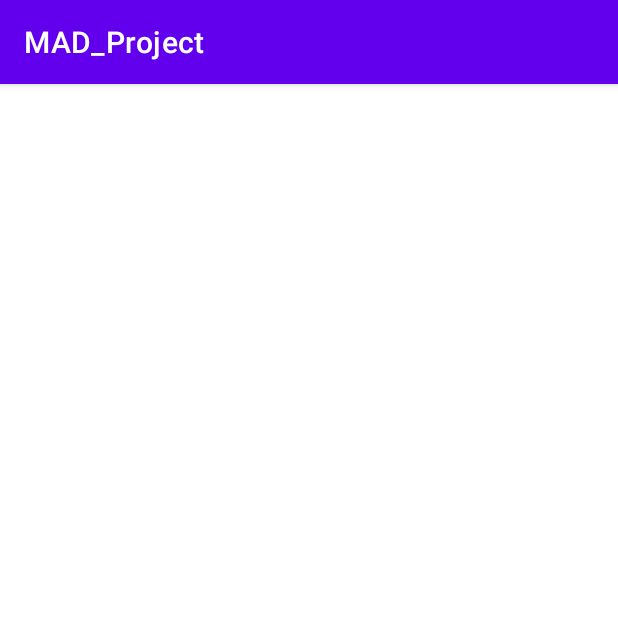
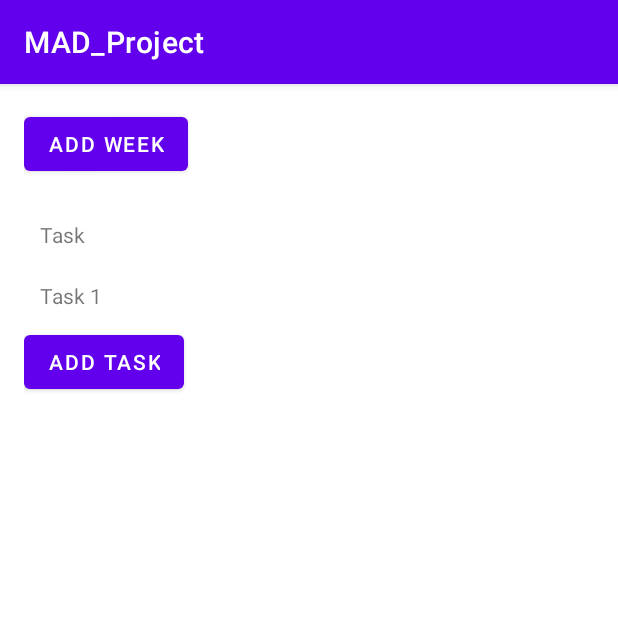
Before and after one commit to ChuangJunHan/MAD_Project, an Android app: the MainActivity screen opened directly, with no data from a screen before it, on a phone screen of 412 x 824 dp, the top half of it. Run offline under Robolectric (Android 15) with nearby library versions, the light colour scheme and no system bars.

Commit message:
the code is in mainactivity and activity_main.xml

```diff
--- a/app/src/main/java/com/sp/mad_project/MainActivity.java
+++ b/app/src/main/java/com/sp/mad_project/MainActivity.java
@@ -1,14 +1,131 @@
 package com.sp.mad_project;
+
+import android.graphics.Color;
+import android.os.Bundle;
+import android.view.View;
+import android.widget.Button;
+import android.widget.TableLayout;
+import android.widget.TableRow;
+import android.widget.TextView;
 
 import androidx.appcompat.app.AppCompatActivity;
 
-import android.os.Bundle;
+public class MainActivity extends AppCompatActivity {
 
-public class MainActivity extends AppCompatActivity {
+    private TableLayout ganttTable;
+    private int weekCount = 0; // Number of weeks
+    private int taskCount = 0; // Number of tasks
 
     @Override
     protected void onCreate(Bundle savedInstanceState) {
         super.onCreate(savedInstanceState);
         setContentView(R.layout.activity_main);
+
+        ganttTable = findViewById(R.id.ganttTable);
+        Button btnAddWeek = findViewById(R.id.btnAddWeek);
+        Button btnAddTask = findViewById(R.id.btnAddTask);
+
+
+        // Add header row initially
+        addHeaderRow();
+
+        // Add a sample task row
+        addTaskRow("Task 1");
+
+        // Button to add weeks dynamically
+        btnAddWeek.setOnClickListener(new View.OnClickListener() {
+            @Override
+            public void onClick(View v) {
+                addWeek();
+            }
+        });
+
+        btnAddTask.setOnClickListener(new View.OnClickListener() {
+            @Override
+            public void onClick(View v) {
+                addTaskRow("Task " + (taskCount + 1)); // Add a new task with an incremented task number
+            }
+        });
+    }
+
+    // Adds the header row (Task | Week 1 | Week 2 | ...)
+    private void addHeaderRow() {
+        TableRow headerRow = new TableRow(this);
+
+        // "Task" column
+        TextView taskHeader = new TextView(this);
+        taskHeader.setText("Task");
+        taskHeader.setPadding(16, 16, 16, 16);
+        headerRow.addView(taskHeader);
+
+        ganttTable.addView(headerRow);
+    }
+
+    // Adds a new column for a week
+    private void addWeek() {
+        weekCount++;
+
+        // Update header row with a new week column
+        TableRow headerRow = (TableRow) ganttTable.getChildAt(0);
+        TextView weekHeader = new TextView(this);
+        weekHeader.setText("Week " + weekCount);
+        weekHeader.setPadding(16, 16, 16, 16);
+        headerRow.addView(weekHeader);
+
+        // Add a blank cell to all task rows
+        for (int i = 1; i < ganttTable.getChildCount(); i++) {
+            TableRow taskRow = (TableRow) ganttTable.getChildAt(i);
+            taskRow.addView(createClickableCell());
+        }
+    }
+
+    // Adds a new task row
+    private void addTaskRow(String taskName) {
+        taskCount++;
+
+        TableRow taskRow = new TableRow(this);
+
+        // Task Name
+        TextView taskCell = new TextView(this);
+        taskCell.setText(taskName);
+        taskCell.setPadding(16, 16, 16, 16);
+        taskRow.addView(taskCell);
+
+        // Add blank cells for the existing weeks
+        for (int i = 0; i < weekCount; i++) {
+            taskRow.addView(createClickableCell());
+        }
+
+        ganttTable.addView(taskRow);
+    }
+
+    // Creates a blank clickable cell
+    private TextView createClickableCell() {
+        TextView blankCell = new TextView(this);
+
+
+        blankCell.setPadding(16, 16, 16, 16);
+        blankCell.setBackgroundResource(android.R.drawable.editbox_background);
+
+        // Add click listener to change color on click
+        blankCell.setOnClickListener(new View.OnClickListener() {
+            private boolean isColored = false; // Track cell state
+
+            @Override
+            public void onClick(View v) {
+                if (isColored) {
+                    // Reset to default color
+                    blankCell.setBackgroundColor(Color.TRANSPARENT);
+                    blankCell.setBackgroundResource(R.drawable.cell_border); // Retain outline
+
+                } else {
+                    // Change to colored state
+                    blankCell.setBackgroundColor(Color.GREEN);
+                }
+                isColored = !isColored;
+            }
+        });
+
+        return blankCell;
     }
 }
--- /dev/null
+++ b/app/src/main/res/drawable/cell_border.xml
@@ -0,0 +1,19 @@
+<?xml version="1.0" encoding="utf-8"?>
+<shape xmlns:android="http://schemas.android.com/apk/res/android">
+    <!-- White background -->
+    <solid android:color="#FFFFFF" />
+
+    <!-- Rounded corners -->
+    <corners android:radius="4dp" />
+
+    <!-- Light gray border -->
+    <padding
+        android:left="4dp"
+        android:top="4dp"
+        android:right="4dp"
+        android:bottom="4dp" /> <!-- Add padding -->
+    <stroke
+        android:width="1dp"
+        android:color="#D3D3D3" />
+
+</shape>
--- a/app/src/main/res/layout/activity_main.xml
+++ b/app/src/main/res/layout/activity_main.xml
@@ -5,5 +5,46 @@
     android:layout_width="match_parent"
     android:layout_height="match_parent"
     tools:context=".MainActivity">
+    <LinearLayout
+        android:layout_width="match_parent"
+        android:layout_height="match_parent"
+        android:orientation="vertical"
+        android:padding="16dp">
+
+        <!-- Button to Add Weeks -->
+
+        <Button
+            android:id="@+id/btnAddWeek"
+            android:layout_width="wrap_content"
+            android:layout_height="wrap_content"
+            android:text="Add Week" />
+
+
+        <!-- Gantt Chart -->
+        <ScrollView
+            android:layout_width="match_parent"
+            android:layout_height="wrap_content"
+            android:layout_marginTop="16dp">
+
+            <HorizontalScrollView
+                android:layout_width="match_parent"
+                android:layout_height="wrap_content">
+
+                <TableLayout
+                    android:id="@+id/ganttTable"
+                    android:layout_width="wrap_content"
+                    android:layout_height="wrap_content"
+                    android:stretchColumns="*" />
+            </HorizontalScrollView>
+        </ScrollView>
+
+        <Button
+            android:id="@+id/btnAddTask"
+            android:layout_width="wrap_content"
+            android:layout_height="wrap_content"
+            android:text="Add Task" />
+
+    </LinearLayout>
+
 
 </androidx.constraintlayout.widget.ConstraintLayout>
```
